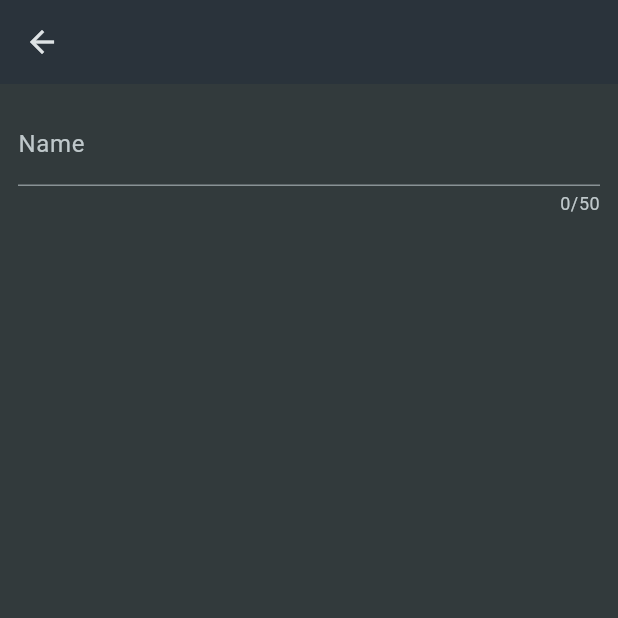
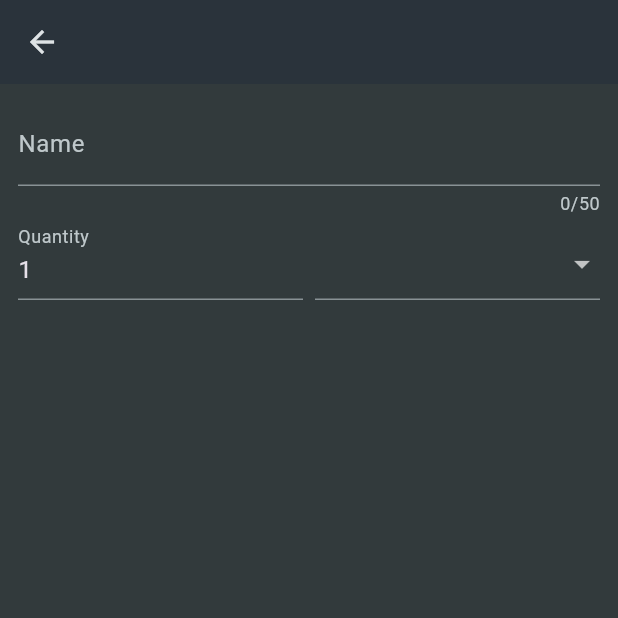
Before and after one commit to evanz1215/flutter_shopping_list, a Flutter app: the NewItem screen opened directly, on a phone screen of 412 x 824 dp, the top half of it. Run offline on Flutter 3.47's test engine with Material 3 defaults, Android fonts, the phone set to English and light mode, and no system bars.

Commit message:
Add form fields for item quantity and category selection in NewItem widget

```diff
--- a/lib/widgets/new_item.dart
+++ b/lib/widgets/new_item.dart
@@ -1,5 +1,7 @@
+import 'package:flutter/cupertino.dart';
 import 'package:flutter/material.dart';
 import 'package:flutter/widgets.dart';
+import 'package:flutter_shopping_list/data/categories.dart';
 
 class NewItem extends StatefulWidget {
   const NewItem({super.key});
@@ -24,9 +26,44 @@ class _NewItemState extends State<NewItem> {
                   label: Text('Name'),
                 ),
                 validator: (value) {
+                  //驗證
                   return "Demo...";
                 },
               ), // instead of TextField()
+              Row(
+                crossAxisAlignment: CrossAxisAlignment.end,
+                children: [
+                  Expanded(
+                    child: TextFormField(
+                      decoration: const InputDecoration(
+                        label: Text('Quantity'),
+                      ),
+                      initialValue: "1",
+                    ),
+                  ),
+                  const SizedBox(width: 8),
+                  Expanded(
+                    child: DropdownButtonFormField(items: [
+                      for (final category in categories.entries)
+                        DropdownMenuItem(
+                          // key: ValueKey(category.value),
+                          value: category.value,
+                          child: Row(
+                            children: [
+                              Container(
+                                width: 16,
+                                height: 16,
+                                color: category.value.color,
+                              ),
+                              const SizedBox(width: 6),
+                              Text(category.value.title),
+                            ],
+                          ),
+                        )
+                    ], onChanged: (value) {}),
+                  )
+                ],
+              )
             ],
           ),
         ),
```
